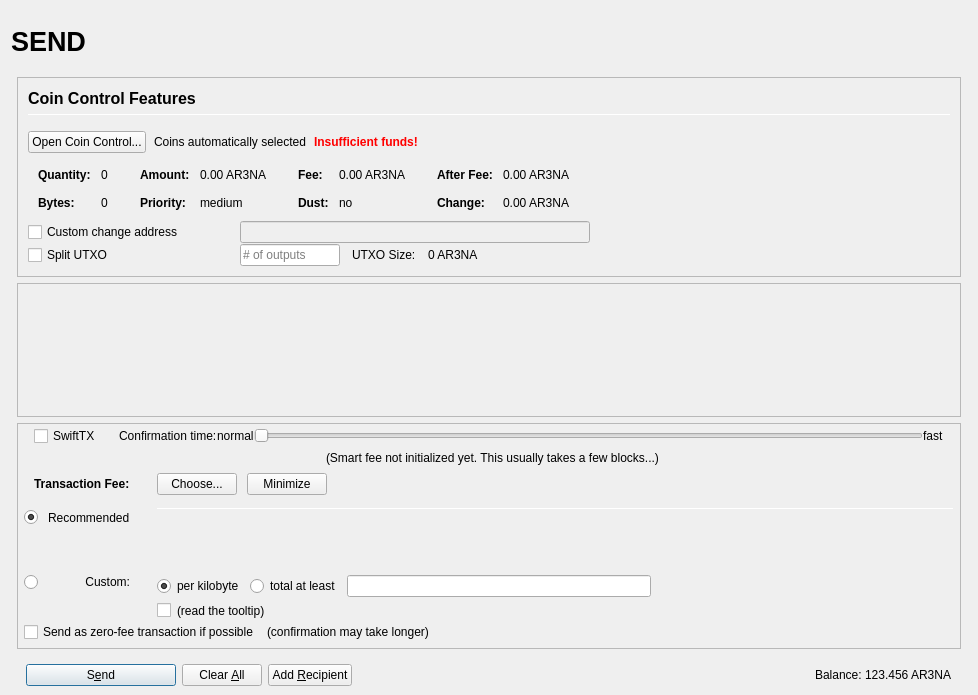
Before: the Qt Designer form src/qt/forms/sendcoinsdialog.ui in ArenaCoinDev/Ar3na, drawn with Qt 5.
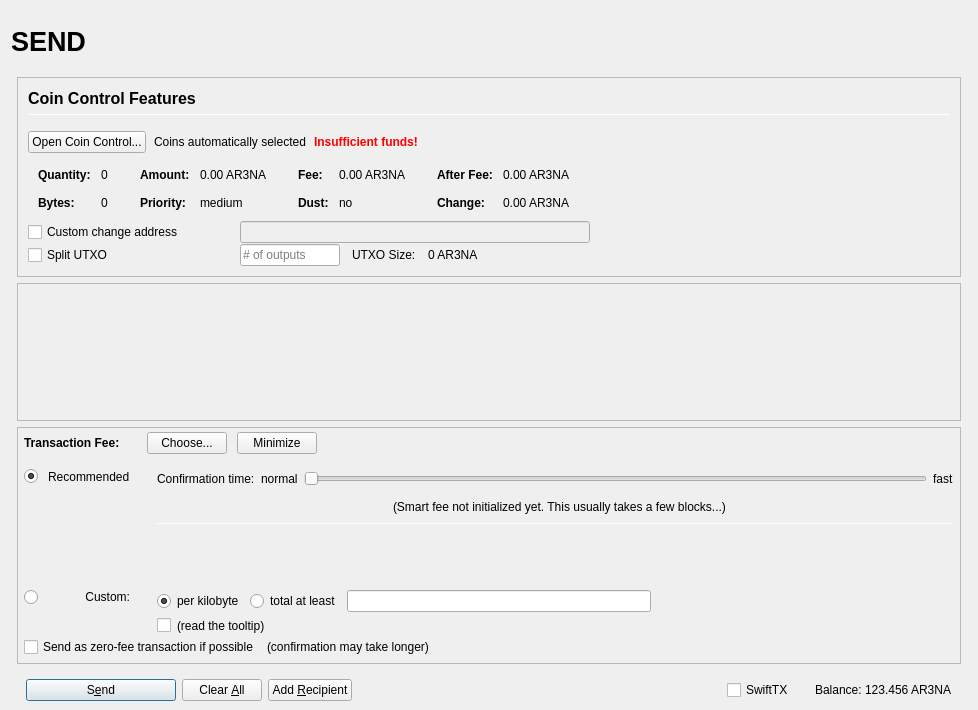
After: the same form once the commit is applied. Icons and pictures are not drawn. Custom widgets are drawn as their Qt base class.

Patch:
```diff
--- a/src/qt/forms/sendcoinsdialog.ui
+++ b/src/qt/forms/sendcoinsdialog.ui
@@ -10,7 +10,7 @@
     <x>0</x>
     <y>0</y>
     <width>978</width>
-    <height>695</height>
+    <height>710</height>
    </rect>
   </property>
   <property name="windowTitle">
@@ -898,7 +898,7 @@
              <x>0</x>
              <y>0</y>
              <width>944</width>
-             <height>69</height>
+             <height>73</height>
             </rect>
            </property>
            <layout class="QVBoxLayout" name="verticalLayout_2" stretch="0,1">
@@ -975,7 +975,7 @@
             <number>0</number>
            </property>
            <item>
-            <layout class="QVBoxLayout" name="verticalLayoutFee2" stretch="0,0,0,0">
+            <layout class="QVBoxLayout" name="verticalLayoutFee2" stretch="0,0,0">
              <property name="spacing">
               <number>0</number>
              </property>
@@ -988,179 +988,8 @@
              <property name="rightMargin">
               <number>6</number>
              </property>
-             <item>
-              <layout class="QVBoxLayout" name="verticalLayout_feeConf">
-               <property name="spacing">
-                <number>0</number>
-               </property>
-               <property name="leftMargin">
-                <number>10</number>
-               </property>
-               <property name="rightMargin">
-                <number>10</number>
-               </property>
-               <property name="bottomMargin">
-                <number>5</number>
-               </property>
-               <item>
-                <layout class="QHBoxLayout" name="horizontalLayoutFee9">
-                 <item>
-                  <widget class="QCheckBox" name="checkSwiftTX">
-                   <property name="enabled">
-                    <bool>true</bool>
-                   </property>
-                   <property name="minimumSize">
-                    <size>
-                     <width>85</width>
-                     <height>0</height>
-                    </size>
-                   </property>
-                   <property name="toolTip">
-                    <string>SwiftTX technology allows for near instant transactions - A flat fee of 0.01 AR3NA applies</string>
-                   </property>
-                   <property name="text">
-                    <string>SwiftTX</string>
-                   </property>
-                  </widget>
-                 </item>
-                 <item>
-                  <widget class="QLabel" name="labelSmartFee3">
-                   <property name="text">
-                    <string>Confirmation time:</string>
-                   </property>
-                   <property name="margin">
-                    <number>2</number>
-                   </property>
-                  </widget>
-                 </item>
-                 <item>
-                  <widget class="QLabel" name="labelSmartFeeNormal">
-                   <property name="text">
-                    <string>normal</string>
-                   </property>
-                   <property name="margin">
-                    <number>8</number>
-                   </property>
-                  </widget>
-                 </item>
-                 <item>
-                  <widget class="QSlider" name="sliderSmartFee">
-                   <property name="minimumSize">
-                    <size>
-                     <width>0</width>
-                     <height>24</height>
-                    </size>
-                   </property>
-                   <property name="minimum">
-                    <number>0</number>
-                   </property>
-                   <property name="maximum">
-                    <number>24</number>
-                   </property>
-                   <property name="pageStep">
-                    <number>1</number>
-                   </property>
-                   <property name="value">
-                    <number>0</number>
-                   </property>
-                   <property name="orientation">
-                    <enum>Qt::Horizontal</enum>
-                   </property>
-                   <property name="invertedAppearance">
-                    <bool>false</bool>
-                   </property>
-                   <property name="invertedControls">
-                    <bool>false</bool>
-                   </property>
-                   <property name="tickPosition">
-                    <enum>QSlider::NoTicks</enum>
-                   </property>
-                  </widget>
-                 </item>
-                 <item>
-                  <widget class="QLabel" name="labelSmartFeeFast">
-                   <property name="text">
-                    <string>fast</string>
-                   </property>
-                   <property name="margin">
-                    <number>8</number>
-                   </property>
-                  </widget>
-                 </item>
-                </layout>
-               </item>
-               <item>
-                <layout class="QHBoxLayout" name="horizontalLayout_recommended_texts">
-                 <property name="spacing">
-                  <number>0</number>
-                 </property>
-                 <item>
-                  <spacer name="horizontalSpacer_8">
-                   <property name="orientation">
-                    <enum>Qt::Horizontal</enum>
-                   </property>
-                   <property name="sizeHint" stdset="0">
-                    <size>
-                     <width>40</width>
-                     <height>20</height>
-                    </size>
-                   </property>
-                  </spacer>
-                 </item>
-                 <item>
-                  <widget class="QLabel" name="labelFeeEstimation">
-                   <property name="text">
-                    <string/>
-                   </property>
-                   <property name="margin">
-                    <number>2</number>
-                   </property>
-                  </widget>
-                 </item>
-                 <item>
-                  <widget class="QLabel" name="labelSmartFee2">
-                   <property name="text">
-                    <string>(Smart fee not initialized yet. This usually takes a few blocks...)</string>
-                   </property>
-                   <property name="alignment">
-                    <set>Qt::AlignLeading|Qt::AlignLeft|Qt::AlignVCenter</set>
-                   </property>
-                   <property name="wordWrap">
-                    <bool>false</bool>
-                   </property>
-                   <property name="margin">
-                    <number>2</number>
-                   </property>
-                   <property name="indent">
-                    <number>-1</number>
-                   </property>
-                  </widget>
-                 </item>
-                 <item>
-                  <spacer name="horizontalSpacer_3">
-                   <property name="orientation">
-                    <enum>Qt::Horizontal</enum>
-                   </property>
-                   <property name="sizeHint" stdset="0">
-                    <size>
-                     <width>40</width>
-                     <height>20</height>
-                    </size>
-                   </property>
-                  </spacer>
-                 </item>
-                </layout>
-               </item>
-              </layout>
-             </item>
              <item>
               <layout class="QHBoxLayout" name="horizontalLayoutFee1">
-               <property name="leftMargin">
-                <number>10</number>
-               </property>
-               <property name="rightMargin">
-                <number>10</number>
-               </property>
                <property name="bottomMargin">
                 <number>0</number>
                </property>
@@ -1169,6 +998,22 @@
                  <property name="spacing">
                   <number>0</number>
                  </property>
+                 <item>
+                  <spacer name="verticalSpacerSmartFee">
+                   <property name="orientation">
+                    <enum>Qt::Vertical</enum>
+                   </property>
+                   <property name="sizeType">
+                    <enum>QSizePolicy::Fixed</enum>
+                   </property>
+                   <property name="sizeHint" stdset="0">
+                    <size>
+                     <width>1</width>
+                     <height>4</height>
+                    </size>
+                   </property>
+                  </spacer>
+                 </item>
                  <item>
                   <layout class="QHBoxLayout" name="horizontalLayoutSmartFee">
                    <property name="spacing">
@@ -1468,7 +1313,7 @@
                    </widget>
                   </item>
                   <item row="0" column="4" rowspan="3">
-                   <layout class="QVBoxLayout" name="verticalLayoutFee3" stretch="0,0,0,0">
+                   <layout class="QVBoxLayout" name="verticalLayoutFee3" stretch="0,0,0,0,1,0">
                     <property name="spacing">
                      <number>6</number>
                     </property>
@@ -1478,6 +1323,133 @@
                     <property name="bottomMargin">
                      <number>20</number>
                     </property>
+                    <item>
+                     <layout class="QHBoxLayout" name="horizontalLayoutFee9">
+                      <item>
+                       <widget class="QLabel" name="labelSmartFee3">
+                        <property name="text">
+                         <string>Confirmation time:</string>
+                        </property>
+                        <property name="margin">
+                         <number>2</number>
+                        </property>
+                       </widget>
+                      </item>
+                      <item>
+                       <widget class="QLabel" name="labelSmartFeeNormal">
+                        <property name="text">
+                         <string>normal</string>
+                        </property>
+                        <property name="margin">
+                         <number>2</number>
+                        </property>
+                       </widget>
+                      </item>
+                      <item>
+                       <widget class="QSlider" name="sliderSmartFee">
+                        <property name="minimumSize">
+                         <size>
+                          <width>0</width>
+                          <height>24</height>
+                         </size>
+                        </property>
+                        <property name="minimum">
+                         <number>0</number>
+                        </property>
+                        <property name="maximum">
+                         <number>24</number>
+                        </property>
+                        <property name="pageStep">
+                         <number>1</number>
+                        </property>
+                        <property name="value">
+                         <number>0</number>
+                        </property>
+                        <property name="orientation">
+                         <enum>Qt::Horizontal</enum>
+                        </property>
+                        <property name="invertedAppearance">
+                         <bool>false</bool>
+                        </property>
+                        <property name="invertedControls">
+                         <bool>false</bool>
+                        </property>
+                        <property name="tickPosition">
+                         <enum>QSlider::NoTicks</enum>
+                        </property>
+                       </widget>
+                      </item>
+                      <item>
+                       <widget class="QLabel" name="labelSmartFeeFast">
+                        <property name="text">
+                         <string>fast</string>
+                        </property>
+                       </widget>
+                      </item>
+                     </layout>
+                    </item>
+                    <item>
+                     <layout class="QHBoxLayout" name="horizontalLayout_recommended_texts">
+                      <property name="spacing">
+                       <number>0</number>
+                      </property>
+                      <item>
+                       <spacer name="horizontalSpacer_8">
+                        <property name="orientation">
+                         <enum>Qt::Horizontal</enum>
+                        </property>
+                        <property name="sizeHint" stdset="0">
+                         <size>
+                          <width>40</width>
+                          <height>20</height>
+                         </size>
+                        </property>
+                       </spacer>
+                      </item>
+                      <item>
+                       <widget class="QLabel" name="labelFeeEstimation">
+                        <property name="text">
+                         <string/>
+                        </property>
+                        <property name="margin">
+                         <number>2</number>
+                        </property>
+                       </widget>
+                      </item>
+                      <item>
+                       <widget class="QLabel" name="labelSmartFee2">
+                        <property name="text">
+                         <string>(Smart fee not initialized yet. This usually takes a few blocks...)</string>
+                        </property>
+                        <property name="alignment">
+                         <set>Qt::AlignLeading|Qt::AlignLeft|Qt::AlignVCenter</set>
+                        </property>
+                        <property name="wordWrap">
+                         <bool>false</bool>
+                        </property>
+                        <property name="margin">
+                         <number>2</number>
+                        </property>
+                        <property name="indent">
+                         <number>-1</number>
+                        </property>
+                       </widget>
+                      </item>
+                      <item>
+                       <spacer name="horizontalSpacer_3">
+                        <property name="orientation">
+                         <enum>Qt::Horizontal</enum>
+                        </property>
+                        <property name="sizeHint" stdset="0">
+                         <size>
+                          <width>40</width>
+                          <height>20</height>
+                         </size>
+                        </property>
+                       </spacer>
+                      </item>
+                     </layout>
+                    </item>
                     <item>
                      <widget class="Line" name="line_2">
                       <property name="minimumSize">
@@ -1708,6 +1680,22 @@
              <property name="spacing">
               <number>3</number>
              </property>
+             <item>
+              <widget class="QCheckBox" name="checkSwiftTX">
+               <property name="enabled">
+                <bool>true</bool>
+               </property>
+               <property name="minimumSize">
+                <size>
+                 <width>85</width>
+                 <height>0</height>
+                </size>
+               </property>
+               <property name="text">
+                <string>SwiftTX</string>
+               </property>
+              </widget>
+             </item>
              <item>
               <widget class="QLabel" name="label">
                <property name="text">
```
Left out of the diff: 60 changed lines with no effect on the pictures.
